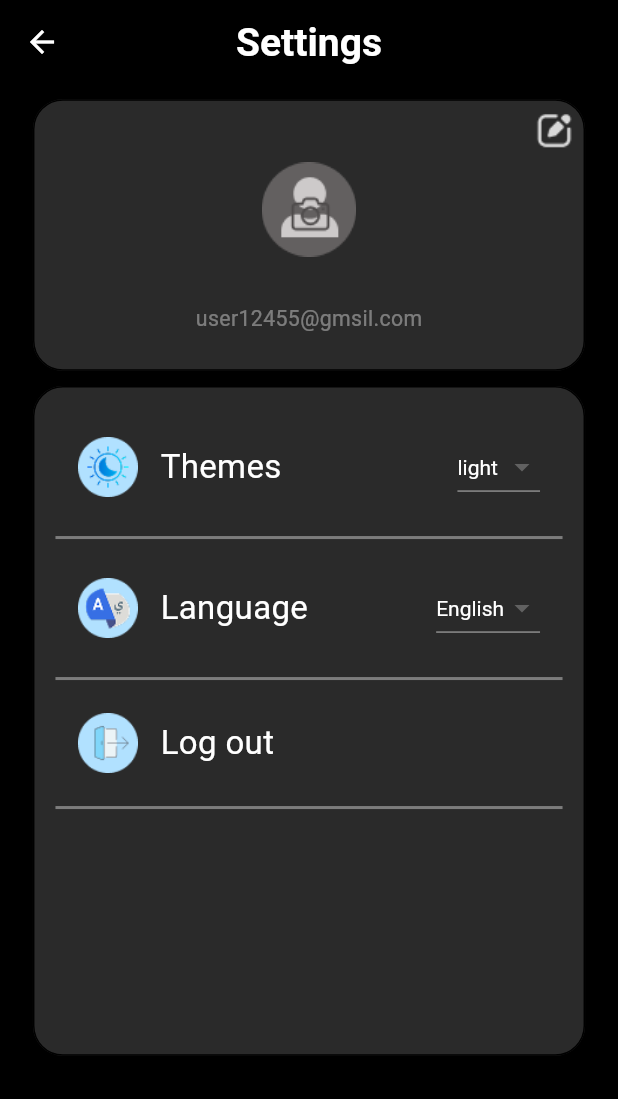
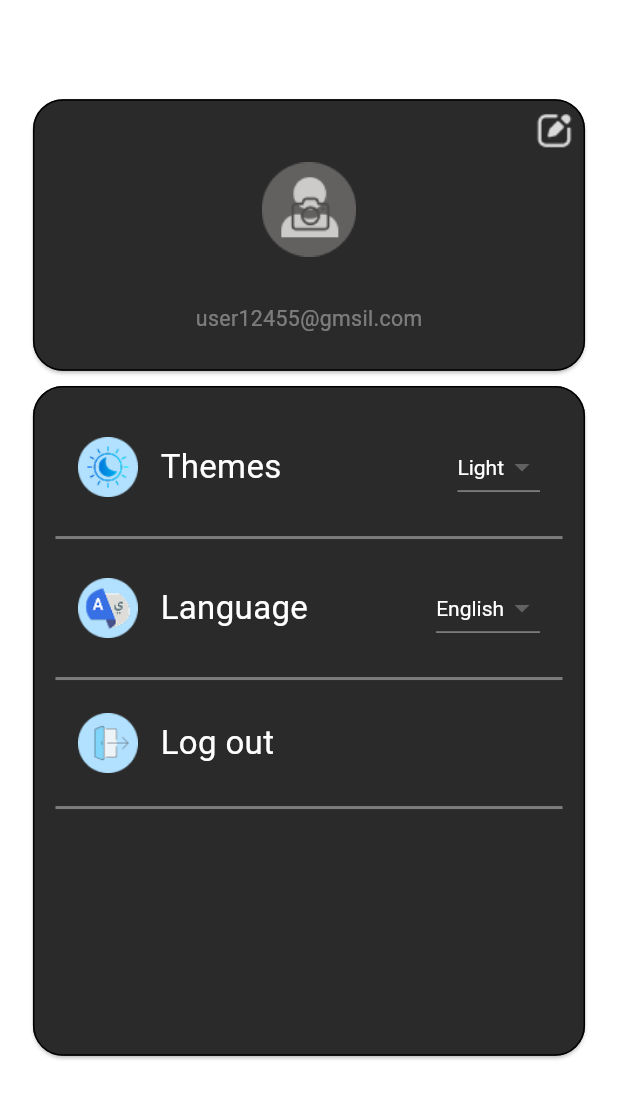
Before and after one commit to embeby/vento_soffio, a Flutter app: the SettingsTab screen opened directly, on a phone screen of 412 x 824 dp. Shown: the top 1099 px of the screen. Run offline on Flutter 3.47's test engine with Material 3 defaults, Android fonts, the phone set to English and light mode, and no system bars; our stand-ins replace flutter_screenutil, flutter_svg; generated files the repository leaves out were written again.

Commit message:
+localization +settings +fetsharProgress

```diff
--- a/lib/config/theme/my-theme.dart
+++ b/lib/config/theme/my-theme.dart
@@ -28,7 +28,7 @@ class MyTheme {
     ),
   );
   static final ThemeData lightTheme = ThemeData(
-    scaffoldBackgroundColor: Colors.black,
+    scaffoldBackgroundColor: Colors.white,
     useMaterial3: true,
     appBarTheme: AppBarTheme(
         backgroundColor: Colors.transparent,
@@ -42,7 +42,7 @@ class MyTheme {
     bottomNavigationBarTheme:  BottomNavigationBarThemeData(
       selectedItemColor: Color(0xFFFFFFFF),
       unselectedItemColor: Colors.white60,
-      selectedIconTheme: IconThemeData(size: 40),
+      selectedIconTheme: IconThemeData(size: 50),
       showSelectedLabels: true,
       showUnselectedLabels: false,
     ),
--- a/lib/l10n/app_en.arb
+++ b/lib/l10n/app_en.arb
@@ -14,6 +14,7 @@
 "language": "Language",
 "english": "English",
 "arabic": "Arabic",
+"mission": "% Completed",
 "light": "Light",
 "dark": "Dark",
 "logOut": "Log out",
--- a/lib/main.dart
+++ b/lib/main.dart
@@ -6,5 +6,5 @@ import 'my_app/my_app.dart';
 void main() {
   runApp( ChangeNotifierProvider(
       create: (context) => SettingsProvider(),
-      child: MyApp()));
+      child: const MyApp()));
 }
--- a/lib/my_app/my_app.dart
+++ b/lib/my_app/my_app.dart
@@ -36,7 +36,7 @@ class MyApp extends StatelessWidget {
             Locale('en'), // English
             Locale('ar'), // Arabic
           ],
-          locale:  Locale('en'),
+          locale:Locale(provider.lan),
           theme: MyTheme.lightTheme,
           darkTheme: MyTheme.DarkTheme,
           themeMode:provider.currentTheme ,
--- a/lib/presentation/home/tabs/SettingsTab/Settings_tab.dart
+++ b/lib/presentation/home/tabs/SettingsTab/Settings_tab.dart
@@ -15,23 +15,27 @@ class SettingsTab extends StatefulWidget {
 }
 
 class _SettingsTabState extends State<SettingsTab> {
-  String? selectedLang = "English";
-  String? selectedTheme = "light";
   TextEditingController nameUController = TextEditingController();
   TextEditingController phoneController = TextEditingController();
 
   @override
   Widget build(BuildContext context) {
-    var provider =Provider.of<SettingsProvider>(context);
+    var provider = Provider.of<SettingsProvider>(context, listen: true);
+
+    String selectedTheme = provider.currentTheme == ThemeMode.light ? AppLocalizations.of(context)!.light : AppLocalizations.of(context)!.dark;
+
+    String selectedLang = provider.lan == 'en' ? AppLocalizations.of(context)!.english : AppLocalizations.of(context)!.arabic;
+
     return Scaffold(
       appBar: AppBar(
         title: Text(AppLocalizations.of(context)!.settings),
       ),
-      body: Column(crossAxisAlignment: CrossAxisAlignment.center, children: [
+      body: SingleChildScrollView(
+        child: Column(crossAxisAlignment: CrossAxisAlignment.center, children: [
           Card(
             margin: EdgeInsets.only(right: 20.w, left: 20.w, top: 10.h),
             shape: OutlineInputBorder(borderRadius: BorderRadius.circular(20)),
-          color: Color(0xFF2A2A2A),
+            color: const Color(0xFF2A2A2A),
             child: Container(
               width: double.infinity,
               child: Column(
@@ -80,7 +84,7 @@ class _SettingsTabState extends State<SettingsTab> {
           Card(
               margin: EdgeInsets.only(right: 20.w, left: 20.w, top: 10.h),
               shape: OutlineInputBorder(borderRadius: BorderRadius.circular(20)),
-            color: Color(0xFF2A2A2A),
+              color: const Color(0xFF2A2A2A),
               child: Container(
                 width: double.infinity,
                 height: 440.h,
@@ -92,13 +96,11 @@ class _SettingsTabState extends State<SettingsTab> {
                         padding: const EdgeInsets.all(15.0),
                         child: Row(
                           children: [
-                          Container(
+                            const SizedBox(
                                 height: 40,
-                              child: const Image(
+                                child: Image(
                                     image: AssetImage(AssetsManager.themeImage))),
-                          const SizedBox(
-                            width: 15,
-                          ),
+                            const SizedBox(width: 15),
                             Text(
                               AppLocalizations.of(context)!.theme,
                               style: const TextStyle(
@@ -106,27 +108,28 @@ class _SettingsTabState extends State<SettingsTab> {
                             ),
                             const Spacer(),
                             DropdownButton<String>(
+                              value: selectedTheme,
                               borderRadius: BorderRadius.circular(30),
                               dropdownColor: Colors.black,
-                            hint: Text(
-                              selectedTheme ?? '',
-                              style: const TextStyle(color: Colors.white),
-                            ),
-                            elevation: 0,
                               style: const TextStyle(color: Colors.white),
                               items: <String>[
                                 AppLocalizations.of(context)!.light,
                                 AppLocalizations.of(context)!.dark
                               ].map((String value) {
-                              selectedTheme = value;
                                 return DropdownMenuItem<String>(
-                                value: selectedTheme,
-                                child: Text(selectedTheme ?? '',),
+                                  value: value,
+                                  child: Text(value),
                                 );
                               }).toList(),
                               onChanged: (newTheme) {
-                              selectedTheme = newTheme;
-                              setState(() {});
+                                if (newTheme == AppLocalizations.of(context)!.light) {
+                                  provider.changeAppTheme(ThemeMode.light);
+
+                                } else {
+                                  provider.changeAppTheme(ThemeMode.dark);
+
+
+                                }
                               },
                             )
                           ],
@@ -142,9 +145,7 @@ class _SettingsTabState extends State<SettingsTab> {
                               child: Image(
                                   image: AssetImage(AssetsManager.languageImage)),
                             ),
-                          const SizedBox(
-                            width: 15,
-                          ),
+                            const SizedBox(width: 15),
                             Text(
                               AppLocalizations.of(context)!.language,
                               style: const TextStyle(
@@ -152,27 +153,30 @@ class _SettingsTabState extends State<SettingsTab> {
                             ),
                             const Spacer(),
                             DropdownButton<String>(
+                              value: selectedLang,
                               borderRadius: BorderRadius.circular(30),
                               elevation: 0,
-                            hint: Text(
-                              selectedLang ?? '',
-                              style: const TextStyle(color: Colors.white),
-                            ),
+                              // hint: Text(selectedLang,style: TextStyle(color: Colors.white),),
+
                               style: const TextStyle(color: Colors.white),
                               dropdownColor: Colors.black,
                               items: <String>[
                                 AppLocalizations.of(context)!.english,
                                 AppLocalizations.of(context)!.arabic
                               ].map((String value) {
-                              selectedLang = value;
                                 return DropdownMenuItem<String>(
-                                value: selectedLang,
-                                child: Text(selectedLang ?? ''),
+                                  value: value,
+                                  child: Text(value),
                                 );
                               }).toList(),
                               onChanged: (newLanguage) {
-                              selectedLang = newLanguage;
-                              setState(() {});
+                                if (newLanguage == AppLocalizations.of(context)!.english) {
+
+                                    provider.changeLan( 'en');
+
+                                } else {
+                                  provider.changeLan('ar');
+                                }
                               },
                             )
                           ],
@@ -190,9 +194,7 @@ class _SettingsTabState extends State<SettingsTab> {
                                 child: Image(
                                     image: AssetImage(AssetsManager.logUotImage)),
                               ),
-                            const SizedBox(
-                              width: 15,
-                            ),
+                              const SizedBox(width: 15),
                               Text(
                                 AppLocalizations.of(context)!.logOut,
                                 style: const TextStyle(
@@ -208,6 +210,7 @@ class _SettingsTabState extends State<SettingsTab> {
                 ),
               )),
         ]),
+      ),
     );
   }
 }
--- a/lib/presentation/home/tabs/chatTab/widget/lodengWidget.dart
+++ b/lib/presentation/home/tabs/chatTab/widget/lodengWidget.dart
@@ -1,5 +1,5 @@
 import 'package:flutter/material.dart';
-
+import 'package:flutter_gen/gen_l10n/app_localizations.dart';
 class TaskProgressExample extends StatefulWidget {
   @override
   _TaskProgressExampleState createState() => _TaskProgressExampleState();
@@ -32,7 +32,7 @@ class _TaskProgressExampleState extends State<TaskProgressExample> {
             ),
             SizedBox(height: 15),
             Text(
-              "${(progress * 100).toInt()}% تم إنجازه!",
+              "${(progress * 100).toInt()}${ AppLocalizations.of(context)!.mission}",
               style: TextStyle(fontSize: 22,color: Colors.white),
             ),
             ElevatedButton(
--- a/lib/presentation/home/tabs/homeTab/home_tab.dart
+++ b/lib/presentation/home/tabs/homeTab/home_tab.dart
@@ -30,9 +30,9 @@ class HomeTab extends StatelessWidget {
             children: [
               Text(
                 AppLocalizations.of(context)!.welcomeT,
-                style: TextStyle(
+                style: const TextStyle(
                     color: Colors.white,
-                    fontSize: 36,
+                    fontSize: 32,
                     fontWeight: FontWeight.bold),
               ),
 
```
Also changed, not shown: lib/l10n/app_ar.arb (+6 -5 lines), lib/provider/Settings_provider.dart (+7 -0 lines). Lines whose indentation alone changed are shown as unchanged.
